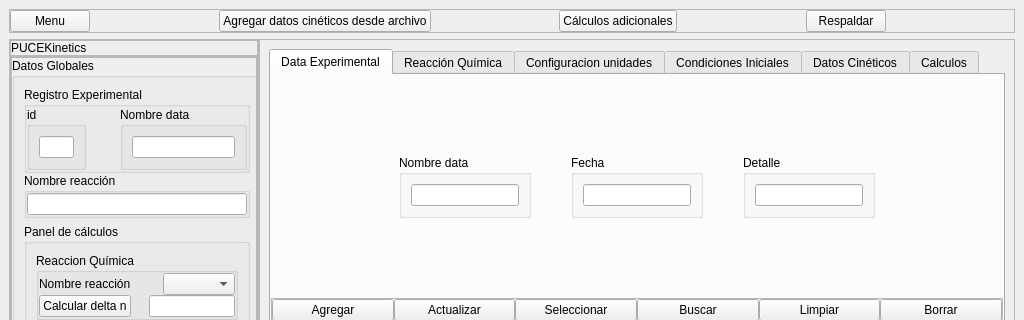
JuandresPUCE/tesis_pyqt_sqlite, file flujo_datos_gui_v6.ui: the form before one commit; both pictures show x 0 to 1024 and y 0 to 320 of the 1024 by 845 pixel window.
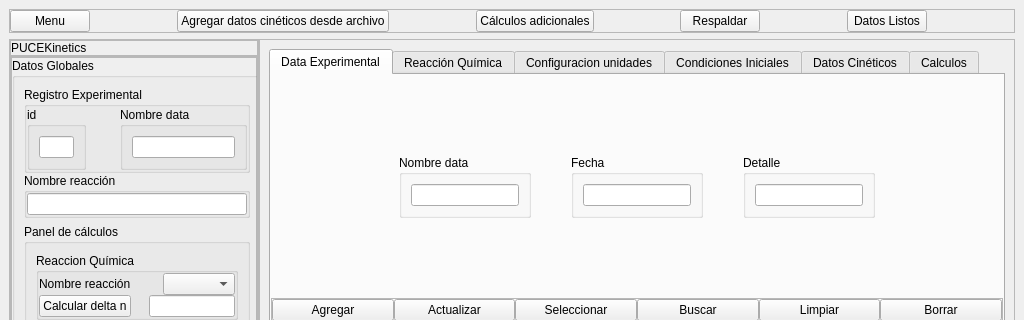
The form after the commit.

What changed in the file:
```diff
--- a/flujo_datos_gui_v6.ui
+++ b/flujo_datos_gui_v6.ui
@@ -120,6 +120,26 @@
            </property>
           </widget>
          </item>
+         <item>
+          <spacer name="horizontalSpacer_34">
+           <property name="orientation">
+            <enum>Qt::Horizontal</enum>
+           </property>
+           <property name="sizeHint" stdset="0">
+            <size>
+             <width>40</width>
+             <height>20</height>
+            </size>
+           </property>
+          </spacer>
+         </item>
+         <item>
+          <widget class="QPushButton" name="data_lista_btn">
+           <property name="text">
+            <string>Datos Listos</string>
+           </property>
+          </widget>
+         </item>
          <item>
           <spacer name="horizontalSpacer_2">
            <property name="orientation">
```
